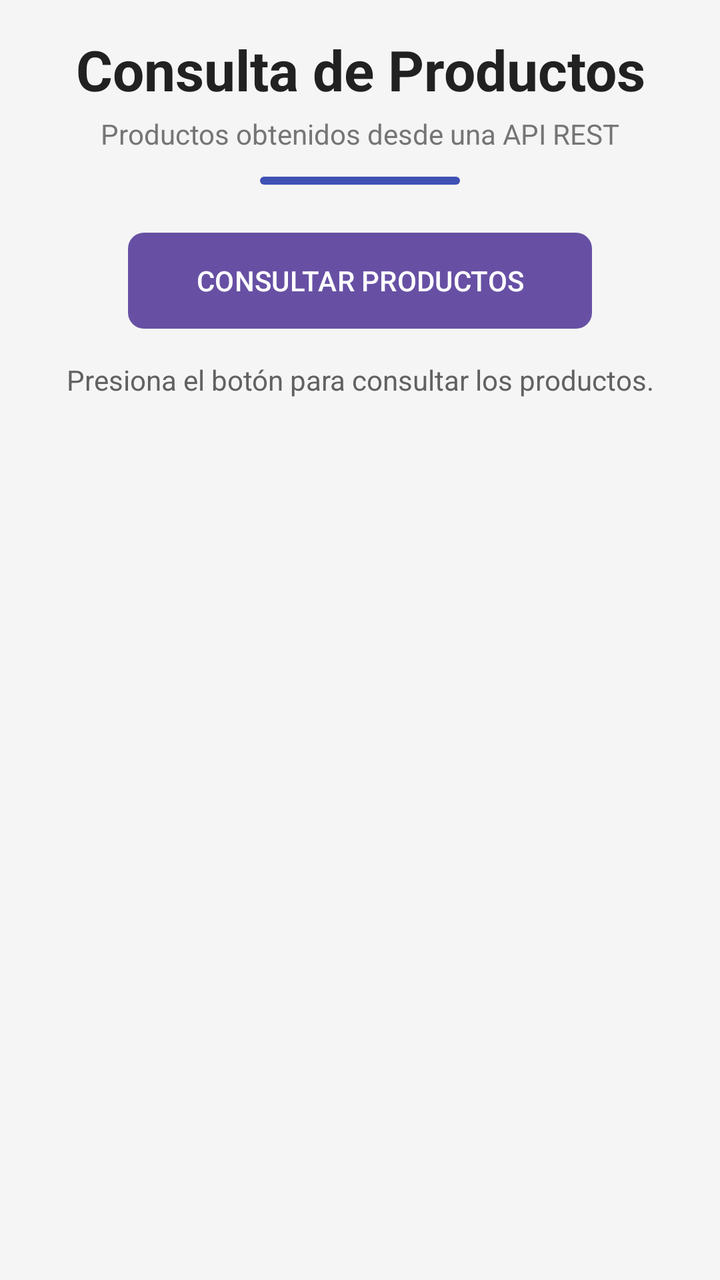
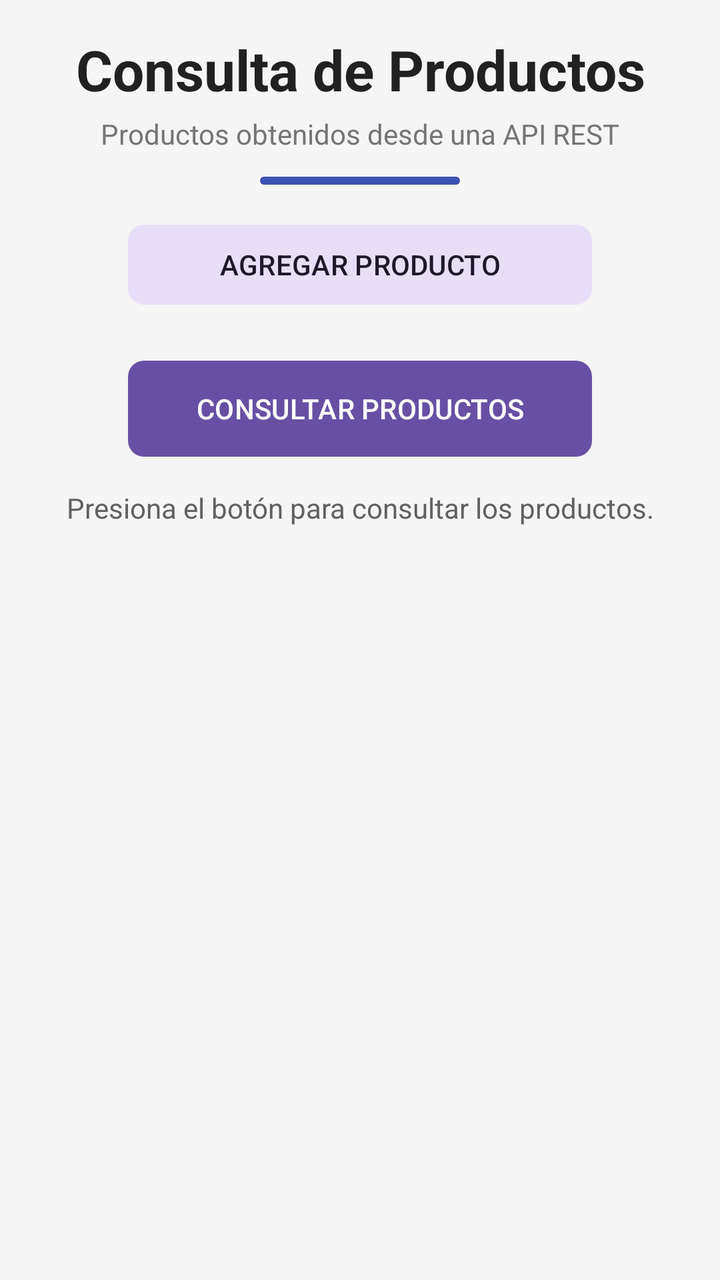

Screens rendered from an Android XML layout before and after an edit, with the pre-edit source and the edit as a unified diff.
<!-- AndroidManifest.xml: application theme Theme.ConsultaProductosREST_JOSEPH -->
<!-- res/layout/activity_main.xml -->
<?xml version="1.0" encoding="utf-8"?>
<LinearLayout xmlns:android="http://schemas.android.com/apk/res/android"
    xmlns:app="http://schemas.android.com/apk/res-auto"
    android:id="@+id/main_root"
    android:layout_width="match_parent"
    android:layout_height="match_parent"
    android:orientation="vertical"
    android:padding="16dp"
    android:background="#F5F5F5">

    <TextView
        android:layout_width="match_parent"
        android:layout_height="wrap_content"
        android:gravity="center"
        android:text="Consulta de Productos"
        android:textColor="#212121"
        android:textSize="28sp"
        android:textStyle="bold" />

    <TextView
        android:layout_width="match_parent"
        android:layout_height="wrap_content"
        android:gravity="center"
        android:paddingTop="4dp"
        android:text="Productos obtenidos desde una API REST"
        android:textColor="#757575"
        android:textSize="14sp" />

    <View
        android:layout_width="100dp"
        android:layout_height="4dp"
        android:layout_gravity="center"
        android:layout_marginTop="12dp"
        android:background="@drawable/header_divider" />

    <com.google.android.material.button.MaterialButton
        android:id="@+id/btnConsultar"
        style="@style/Widget.Material3.Button"
        android:layout_width="match_parent"
        android:layout_height="wrap_content"
        android:layout_marginTop="24dp"
        android:layout_marginLeft="48dp"
        android:layout_marginRight="48dp"
        android:text="CONSULTAR PRODUCTOS"
        android:insetTop="0dp"
        android:insetBottom="0dp"
        app:cornerRadius="8dp" />

    <ProgressBar
        android:id="@+id/progressBar"
        android:layout_width="wrap_content"
        android:layout_height="wrap_content"
        android:layout_gravity="center"
        android:layout_marginTop="16dp"
        android:visibility="gone" />

    <TextView
        android:id="@+id/tvStatus"
        android:layout_width="match_parent"
        android:layout_height="wrap_content"
        android:layout_marginTop="16dp"
        android:gravity="center"
        android:text="Presiona el botón para consultar los productos."
        android:textColor="#616161" />

    <ScrollView
        android:layout_width="match_parent"
        android:layout_height="match_parent"
        android:layout_marginTop="16dp"
        android:clipToPadding="false"
        android:scrollbarStyle="outsideOverlay">

        <LinearLayout
            android:id="@+id/layoutProductos"
            android:layout_width="match_parent"
            android:layout_height="wrap_content"
            android:orientation="vertical" />
    </ScrollView>

</LinearLayout>
<!-- resources referenced by this layout -->
<resources>
  <!-- drawable header_divider (drawable) -->
  <?xml version="1.0" encoding="utf-8"?>
  <shape xmlns:android="http://schemas.android.com/apk/res/android">
      <solid android:color="#3F51B5" />
      <corners android:radius="2dp" />
      <size android:height="4dp" />
  </shape>
  <style name="Theme.ConsultaProductosREST_JOSEPH" parent="Base.Theme.ConsultaProductosREST_JOSEPH" />
  <style name="Base.Theme.ConsultaProductosREST_JOSEPH" parent="Theme.Material3.DayNight.NoActionBar">
          
          
      </style>
</resources>

<!-- the commit's change to res/layout/activity_main.xml (unified diff, before → after) -->
@@ -32,6 +32,17 @@
         android:layout_gravity="center"
         android:layout_marginTop="12dp"
         android:background="@drawable/header_divider" />
+
+    <com.google.android.material.button.MaterialButton
+        android:id="@+id/btnAgregar"
+        style="@style/Widget.Material3.Button.TonalButton"
+        android:layout_width="match_parent"
+        android:layout_height="wrap_content"
+        android:layout_marginTop="16dp"
+        android:layout_marginLeft="48dp"
+        android:layout_marginRight="48dp"
+        android:text="AGREGAR PRODUCTO"
+        app:cornerRadius="8dp" />
 
     <com.google.android.material.button.MaterialButton
         android:id="@+id/btnConsultar"
<!-- resource entries referenced after the edit -->
@@ -7,8 +7,8 @@
       <corners android:radius="2dp" />
       <size android:height="4dp" />
   </shape>
-  <style name="Theme.ConsultaProductosREST_JOSEPH" parent="Base.Theme.ConsultaProductosREST_JOSEPH" />
-  <style name="Base.Theme.ConsultaProductosREST_JOSEPH" parent="Theme.Material3.DayNight.NoActionBar">
+  <style name="Theme.SEMANA4_ConsultaProductosRest_JOSEPH" parent="Base.Theme.SEMANA4_ConsultaProductosRest_JOSEPH" />
+  <style name="Base.Theme.SEMANA4_ConsultaProductosRest_JOSEPH" parent="Theme.Material3.DayNight.NoActionBar">
           
           
       </style>
